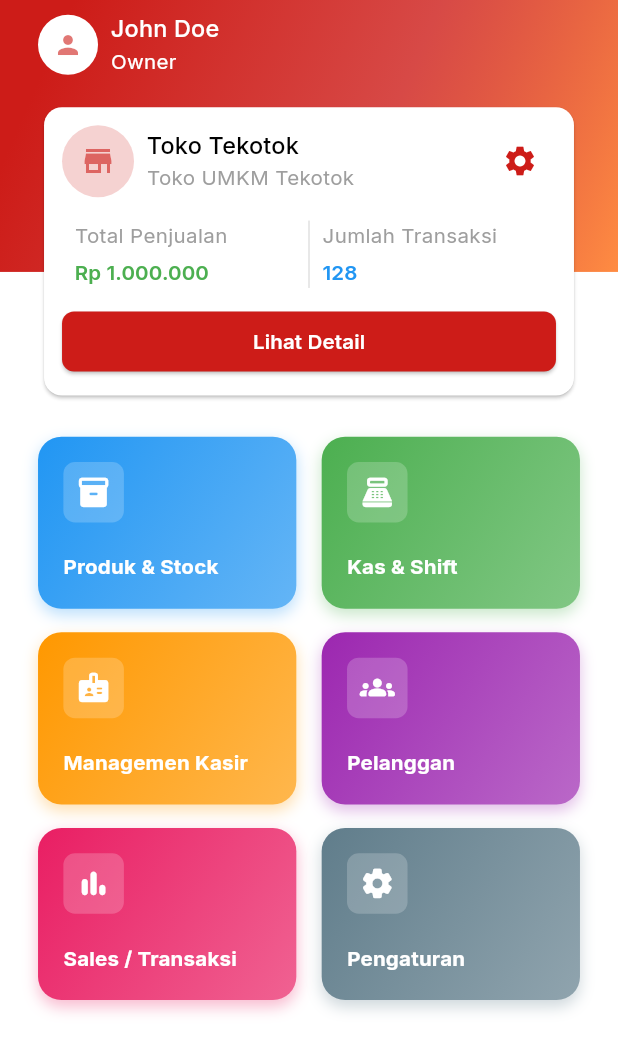
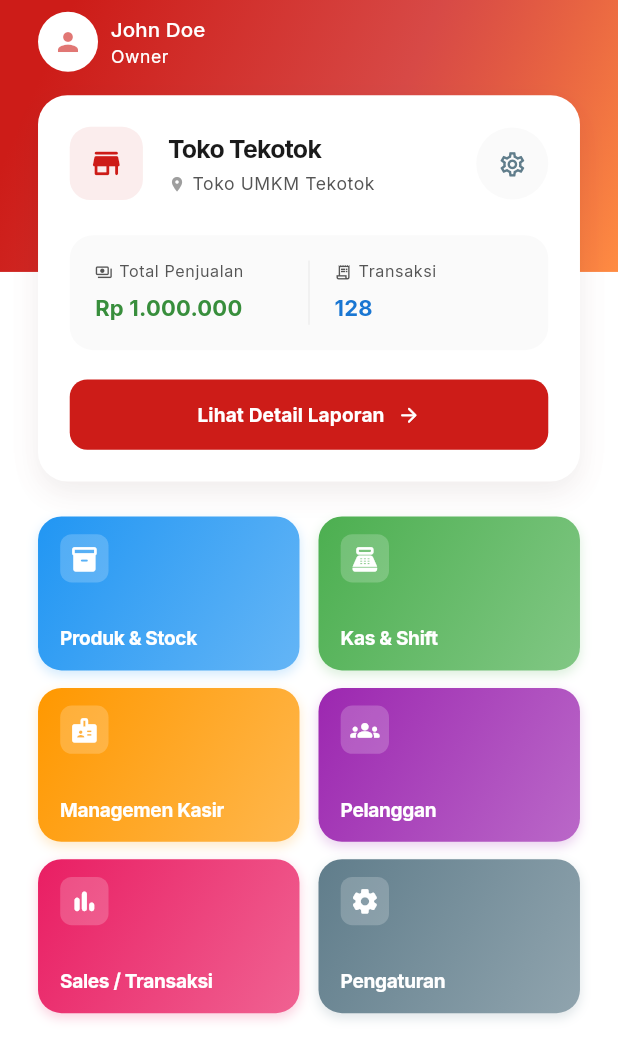
Before and after one commit to Ibnuard/qsir_app, a Flutter app: the HomePage screen opened directly, on a phone screen of 412 x 824 dp. Shown: the top 1060 px of the screen. Run offline on Flutter 3.47's test engine with Material 3 defaults, Android fonts, the phone set to English and light mode, and no system bars; our stand-ins replace flutter_screenutil, get, google_fonts.

Commit message:
feat: enhance owner home page UI with updated styling and layout for widgets.

```diff
--- a/lib/presentation/pages/owner/home/home_page.dart
+++ b/lib/presentation/pages/owner/home/home_page.dart
@@ -23,27 +23,23 @@ class HomePage extends StatelessWidget {
           children: [
             const HomeBackground(),
             SafeArea(
-              child: SingleChildScrollView(
-                child: Column(
-                  children: [
-                    Padding(
-                      padding: EdgeInsets.symmetric(
-                        horizontal: 24.w,
-                        vertical: 8.h,
-                      ),
-                      child: Column(
-                        children: [
+              child: CustomScrollView(
+                physics: const BouncingScrollPhysics(),
+                slivers: [
+                  SliverPadding(
+                    padding: EdgeInsets.fromLTRB(24.w, 8.h, 24.w, 24.h),
+                    sliver: SliverList(
+                      delegate: SliverChildListDelegate([
                         const HomeHeader(),
                         SizedBox(height: 16.h),
                         const HomeShopCard(),
                         SizedBox(height: 24.h),
                         const HomeMainMenu(),
                         SizedBox(height: 24.h),
-                        ],
+                      ]),
                     ),
                   ),
                 ],
-                ),
               ),
             ),
           ],
--- a/lib/presentation/pages/owner/home/widgets/home_header.dart
+++ b/lib/presentation/pages/owner/home/widgets/home_header.dart
@@ -25,15 +25,13 @@ class HomeHeader extends StatelessWidget {
           children: [
             Text(
               "John Doe",
-              style: context.textTheme.titleMedium?.copyWith(
+              style: context.textTheme.titleSmall?.copyWith(
                 color: Colors.white,
               ),
             ),
             Text(
               "Owner",
-              style: context.textTheme.bodyMedium?.copyWith(
-                color: Colors.white,
-              ),
+              style: context.textTheme.bodySmall?.copyWith(color: Colors.white),
             ),
           ],
         ),
--- a/lib/presentation/pages/owner/home/widgets/home_main_menu.dart
+++ b/lib/presentation/pages/owner/home/widgets/home_main_menu.dart
@@ -8,14 +8,20 @@ class HomeMainMenu extends GetView<HomeController> {
 
   @override
   Widget build(BuildContext context) {
+    return LayoutBuilder(
+      builder: (context, constraints) {
+        // Use 3 columns if screen is wide enough, else 2
+        final crossAxisCount = constraints.maxWidth > 500 ? 3 : 2;
+
         return GridView.builder(
           shrinkWrap: true,
           physics: const NeverScrollableScrollPhysics(),
           gridDelegate: SliverGridDelegateWithFixedCrossAxisCount(
-        crossAxisCount: 2,
-        crossAxisSpacing: 16.w,
-        mainAxisSpacing: 16.h,
-        childAspectRatio: 1.5,
+            crossAxisCount: crossAxisCount,
+            crossAxisSpacing: 12.w,
+            mainAxisSpacing: 12.h,
+            // Adjust ratio: wider screens get more horizontal items
+            childAspectRatio: crossAxisCount == 3 ? 1.6 : 1.7,
           ),
           itemCount: controller.menuItems.length,
           itemBuilder: (context, index) {
@@ -31,10 +37,10 @@ class HomeMainMenu extends GetView<HomeController> {
                 boxShadow: [
                   BoxShadow(
                     color: (item['colors'] as List<Color>).first.withValues(
-                  alpha: 0.3,
+                      alpha: 0.2,
                     ),
-                blurRadius: 8,
-                offset: const Offset(0, 4),
+                    blurRadius: 6,
+                    offset: const Offset(0, 3),
                   ),
                 ],
               ),
@@ -45,13 +51,16 @@ class HomeMainMenu extends GetView<HomeController> {
                       controller.navigateToSubMenu(item['label'] as String),
                   borderRadius: BorderRadius.circular(16.r),
                   child: Padding(
-                padding: EdgeInsets.all(16.w),
+                    padding: EdgeInsets.symmetric(
+                      horizontal: 14.w,
+                      vertical: 12.h,
+                    ),
                     child: Column(
                       mainAxisAlignment: MainAxisAlignment.center,
                       crossAxisAlignment: CrossAxisAlignment.start,
                       children: [
                         Container(
-                      padding: EdgeInsets.all(8.w),
+                          padding: EdgeInsets.all(6.w),
                           decoration: BoxDecoration(
                             color: Colors.white.withValues(alpha: 0.2),
                             borderRadius: BorderRadius.circular(8.r),
@@ -59,7 +68,7 @@ class HomeMainMenu extends GetView<HomeController> {
                           child: Icon(
                             item['icon'] as IconData,
                             color: Colors.white,
-                        size: 24.sp,
+                            size: 20.sp,
                           ),
                         ),
                         const Spacer(),
@@ -68,9 +77,10 @@ class HomeMainMenu extends GetView<HomeController> {
                           style: context.textTheme.titleMedium?.copyWith(
                             color: Colors.white,
                             fontWeight: FontWeight.bold,
-                        fontSize: 14.sp,
+                            fontSize: 13.sp,
+                            letterSpacing: -0.2,
                           ),
-                      maxLines: 2,
+                          maxLines: 1,
                           overflow: TextOverflow.ellipsis,
                         ),
                       ],
@@ -81,5 +91,7 @@ class HomeMainMenu extends GetView<HomeController> {
             );
           },
         );
+      },
+    );
   }
 }
--- a/lib/presentation/pages/owner/home/widgets/home_shop_card.dart
+++ b/lib/presentation/pages/owner/home/widgets/home_shop_card.dart
@@ -8,26 +8,43 @@ class HomeShopCard extends StatelessWidget {
 
   @override
   Widget build(BuildContext context) {
-    return Card(
-      child: SizedBox(
-        width: double.infinity,
+    return Container(
+      decoration: BoxDecoration(
+        color: Colors.white,
+        borderRadius: BorderRadius.circular(20.r),
+        boxShadow: [
+          BoxShadow(
+            color: Colors.black.withValues(alpha: 0.05),
+            blurRadius: 15,
+            offset: const Offset(0, 8),
+          ),
+          BoxShadow(
+            color: AppColors.primary.withValues(alpha: 0.03),
+            blurRadius: 20,
+            offset: const Offset(0, 4),
+          ),
+        ],
+      ),
       child: Padding(
-          padding: const EdgeInsets.all(12),
+        padding: EdgeInsets.all(20.w),
         child: Column(
           crossAxisAlignment: CrossAxisAlignment.start,
           children: [
             Row(
               children: [
-                  CircleAvatar(
-                    radius: 24,
-                    backgroundColor: AppColors.primary.withValues(alpha: 0.2),
+                Container(
+                  padding: EdgeInsets.all(12.w),
+                  decoration: BoxDecoration(
+                    color: AppColors.primary.withValues(alpha: 0.08),
+                    borderRadius: BorderRadius.circular(14.r),
+                  ),
                   child: Icon(
-                      Icons.store,
-                      color: AppColors.primary.withValues(alpha: 0.6),
-                      size: 24,
+                    Icons.store_rounded,
+                    color: AppColors.primary,
+                    size: 24.sp,
                   ),
                 ),
-                  SizedBox(width: 8.w),
+                SizedBox(width: 16.w),
                 Expanded(
                   child: Column(
                     crossAxisAlignment: CrossAxisAlignment.start,
@@ -35,75 +52,110 @@ class HomeShopCard extends StatelessWidget {
                       Text(
                         "Toko Tekotok",
                         style: context.textTheme.titleMedium?.copyWith(
-                            color: Colors.black,
+                          fontWeight: FontWeight.bold,
+                          fontSize: 17.sp,
+                          letterSpacing: -0.5,
                         ),
                       ),
-                        Text(
+                      SizedBox(height: 2.h),
+                      Row(
+                        children: [
+                          Icon(
+                            Icons.location_on,
+                            size: 12.sp,
+                            color: Colors.grey,
+                          ),
+                          SizedBox(width: 4.w),
+                          Expanded(
+                            child: Text(
                               "Toko UMKM Tekotok",
-                          style: context.textTheme.bodyMedium?.copyWith(
-                            color: Colors.grey,
+                              style: context.textTheme.bodySmall?.copyWith(
+                                color: AppColors.textSecondary,
+                              ),
+                              maxLines: 1,
+                              overflow: TextOverflow.ellipsis,
                             ),
                           ),
                         ],
                       ),
+                    ],
                   ),
-                  IconButton(
+                ),
+                Material(
+                  color: Colors.grey.shade50,
+                  shape: const CircleBorder(),
+                  child: IconButton(
                     onPressed: () {},
-                    icon: Icon(Icons.settings, color: AppColors.primary),
+                    icon: Icon(
+                      Icons.settings_outlined,
+                      color: Colors.blueGrey,
+                      size: 20.sp,
+                    ),
+                    padding: EdgeInsets.all(8.w),
+                    constraints: const BoxConstraints(),
+                  ),
                 ),
               ],
             ),
-              SizedBox(height: 16.h),
-              IntrinsicHeight(
+            SizedBox(height: 24.h),
+            Container(
+              padding: EdgeInsets.all(16.w),
+              decoration: BoxDecoration(
+                color: Colors.grey.shade50,
+                borderRadius: BorderRadius.circular(16.r),
+              ),
+              child: IntrinsicHeight(
                 child: Row(
                   children: [
-                    Expanded(
-                      child: Padding(
-                        padding: EdgeInsets.symmetric(horizontal: 8.w),
-                        child: Column(
-                          crossAxisAlignment: CrossAxisAlignment.start,
-                          children: [
-                            Text(
-                              "Total Penjualan",
-                              style: context.textTheme.bodyMedium?.copyWith(
-                                color: Colors.grey,
+                    _buildStatItem(
+                      context,
+                      title: "Total Penjualan",
+                      value: "Rp 1.000.000",
+                      valueColor: Colors.green.shade700,
+                      icon: Icons.payments_outlined,
                     ),
+                    VerticalDivider(
+                      width: 32.w,
+                      thickness: 1,
+                      color: Colors.grey.shade200,
                     ),
-                            SizedBox(height: 4.h),
-                            Text(
-                              "Rp 1.000.000",
-                              style: context.textTheme.labelLarge?.copyWith(
-                                color: Colors.green,
-                              ),
+                    _buildStatItem(
+                      context,
+                      title: "Transaksi",
+                      value: "128",
+                      valueColor: Colors.blue.shade700,
+                      icon: Icons.receipt_long_outlined,
                     ),
                   ],
                 ),
               ),
             ),
-                    VerticalDivider(
-                      width: 1,
-                      thickness: 1,
-                      color: Colors.grey.shade300,
+            SizedBox(height: 20.h),
+            SizedBox(
+              width: double.infinity,
+              height: 48.h,
+              child: ElevatedButton(
+                onPressed: () {},
+                style: ElevatedButton.styleFrom(
+                  backgroundColor: AppColors.primary,
+                  foregroundColor: Colors.white,
+                  elevation: 0,
+                  shape: RoundedRectangleBorder(
+                    borderRadius: BorderRadius.circular(12.r),
                   ),
-                    Expanded(
-                      child: Padding(
-                        padding: EdgeInsets.symmetric(horizontal: 8.w),
-                        child: Column(
-                          crossAxisAlignment: CrossAxisAlignment.start,
+                ),
+                child: Row(
+                  mainAxisAlignment: MainAxisAlignment.center,
                   children: [
                     Text(
-                              "Jumlah Transaksi",
-                              style: context.textTheme.bodyMedium?.copyWith(
-                                color: Colors.grey,
+                      "Lihat Detail Laporan",
+                      style: TextStyle(
+                        fontWeight: FontWeight.bold,
+                        fontSize: 13.sp,
                       ),
                     ),
-                            SizedBox(height: 4.h),
-                            Text(
-                              "128",
-                              style: context.textTheme.labelLarge?.copyWith(
-                                color: Colors.blue,
-                              ),
-                            ),
+                    SizedBox(width: 8.w),
+                    Icon(Icons.arrow_forward_rounded, size: 16.sp),
                   ],
                 ),
               ),
@@ -111,19 +163,43 @@ class HomeShopCard extends StatelessWidget {
           ],
         ),
       ),
+    );
+  }
 
-              SizedBox(height: 12.h),
-
-              SizedBox(
-                width: double.infinity,
-                child: ElevatedButton(
-                  onPressed: () {},
-                  child: Text("Lihat Detail"),
+  Widget _buildStatItem(
+    BuildContext context, {
+    required String title,
+    required String value,
+    required Color valueColor,
+    required IconData icon,
+  }) {
+    return Expanded(
+      child: Column(
+        crossAxisAlignment: CrossAxisAlignment.start,
+        children: [
+          Row(
+            children: [
+              Icon(icon, size: 12.sp, color: AppColors.textSecondary),
+              SizedBox(width: 4.w),
+              Text(
+                title,
+                style: context.textTheme.bodySmall?.copyWith(
+                  color: AppColors.textSecondary,
+                  fontSize: 11.sp,
                 ),
               ),
             ],
           ),
+          SizedBox(height: 6.h),
+          Text(
+            value,
+            style: context.textTheme.titleMedium?.copyWith(
+              color: valueColor,
+              fontWeight: FontWeight.bold,
+              fontSize: 15.sp,
             ),
+          ),
+        ],
       ),
     );
   }
```
Lines whose indentation alone changed are shown as unchanged.
